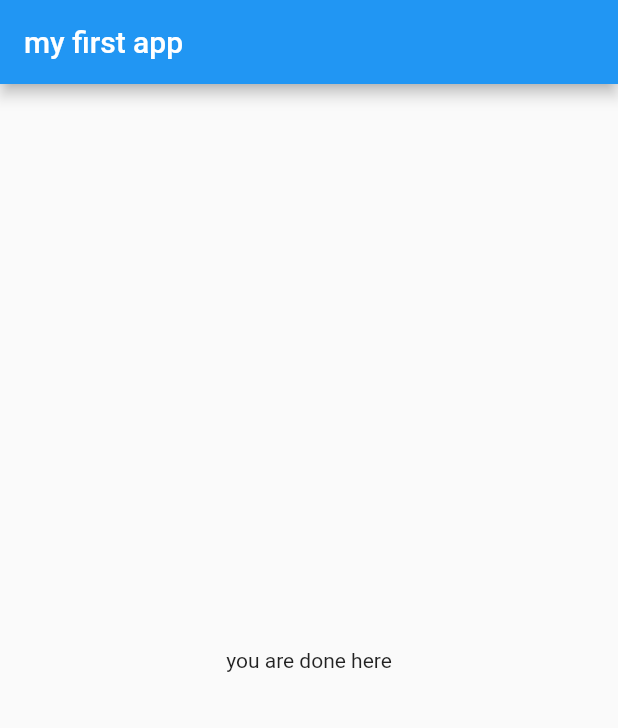
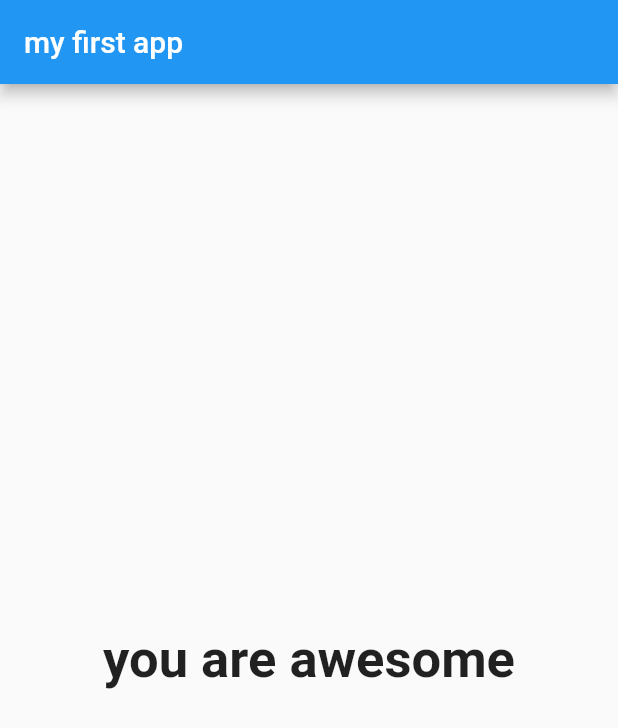
Before and after one commit to mitulgupta72/flutter-learning-, a Flutter app: the screen it shows after launch, after a tap on "virat", after a tap on "lion", after a tap on "red", on a phone screen of 412 x 824 dp. Shown: the top 728 px of the screen. Run offline on Flutter 3.47's test engine with Material 2 defaults, Android fonts, the phone set to English and light mode, and no system bars.

```diff
--- a/an_app/lib/anawer.dart
+++ b/an_app/lib/anawer.dart
@@ -2,7 +2,7 @@ import 'package:flutter/material.dart';
 
 class Anawer extends StatelessWidget {
   final selectHandler;
-  final String answerText;
+  final answerText;
   Anawer(this.selectHandler, this.answerText);
   @override
   Widget build(BuildContext context) {
--- a/an_app/lib/main.dart
+++ b/an_app/lib/main.dart
@@ -15,7 +15,9 @@ class MyApp extends StatefulWidget {
 
 class _MyAppState extends State<MyApp> {
   var _questionIndex = 0;
-  void _answerQuestion() {
+  var _totalScore = 0;
+  void _answerQuestion(int score) {
+    _totalScore += score;
     print('answerquestion invoked');
     setState(() {
       _questionIndex = _questionIndex + 1;
@@ -27,15 +29,30 @@ class _MyAppState extends State<MyApp> {
     const _questions = [
       {
         'questionText': "who is your favorate player",
-        'answers': ['virat', 'dhoni', 'sachin', 'rahul'],
+        'answers': [
+          {'text': 'virat', 'score': 10},
+          {'text': 'dhoni', 'score': 9},
+          {'text': 'sachin', 'score': 8},
+          {'text': 'rahul', 'score': 7},
+        ],
       },
       {
         'questionText': "who is your favorate animal",
-        'answers': ['goat', 'elephant', 'snake', 'lion'],
+        'answers': [
+          {'text': 'mitul', 'score': 10},
+          {'text': 'lion', 'score': 9},
+          {'text': 'elephant', 'score': 8},
+          {'text': 'snake', 'score': 7},
+        ],
       },
       {
         'questionText': "what is your favorate color",
-        'answers': ['white', 'black', 'red', 'brown'],
+        'answers': [
+          {'text': 'white', 'score': 10},
+          {'text': 'black', 'score': 9},
+          {'text': 'red', 'score': 8},
+          {'text': 'yellow', 'score': 7},
+        ],
       },
     ];
     return MaterialApp(
@@ -48,6 +65,6 @@ class _MyAppState extends State<MyApp> {
                     answerQuestion: _answerQuestion,
                     questionIndex: _questionIndex,
                     questions: _questions)
-                : Result()));
+                : Result(_totalScore)));
   }
 }
--- a/an_app/lib/quiz.dart
+++ b/an_app/lib/quiz.dart
@@ -16,8 +16,9 @@ class Quiz extends StatelessWidget {
     return Column(
       children: [
         Question(questions[questionIndex]['questionText']),
-        ...(questions[questionIndex]['answers'] as List<String>).map((answer) {
-          return Anawer(answerQuestion, answer);
+        ...(questions[questionIndex]['answers'] as List<Map<String, Object>>)
+            .map((answer) {
+          return Anawer(() => answerQuestion(answer['score']), answer['text']);
         }).toList()
       ],
     );
--- a/an_app/lib/result.dart
+++ b/an_app/lib/result.dart
@@ -1,8 +1,28 @@
 import 'package:flutter/material.dart';
 
 class Result extends StatelessWidget {
+  final int resultScore;
+  Result(this.resultScore);
+
+  String get resultPhrase {
+    var resultText = 'you did it';
+    if (resultScore <= 21) {
+      resultText = 'your choices are pthatic';
+    } else if (resultScore <= 24) {
+      resultText = 'lil less pthatic';
+    } else {
+      resultText = 'you are awesome';
+    }
+    return resultText;
+  }
+
   @override
   Widget build(BuildContext context) {
-    return Center(child: Text('you are done here'));
+    return Center(
+      child: Text(
+        resultPhrase,
+        style: TextStyle(fontSize: 35, fontWeight: FontWeight.bold),
+      ),
+    );
   }
 }
```
